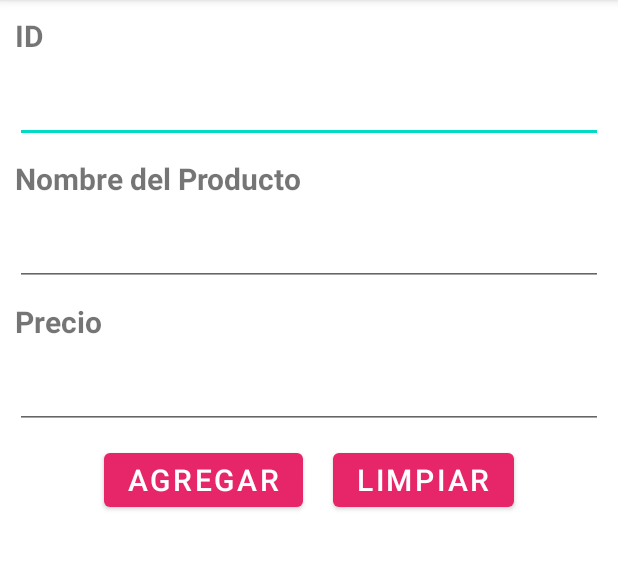
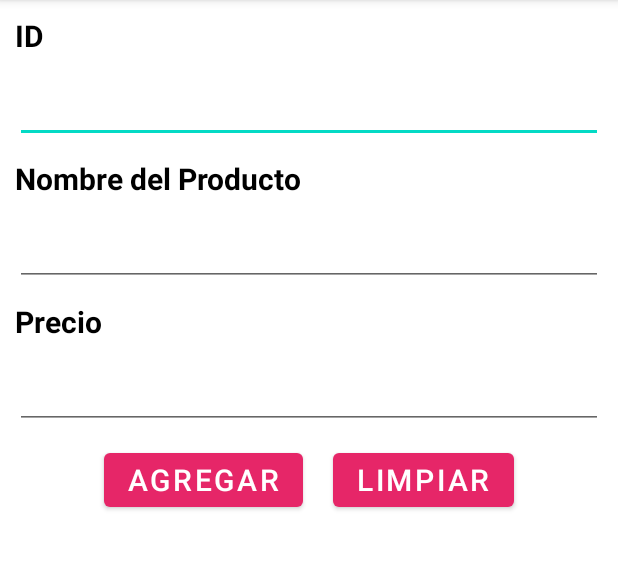
Before and after one commit to andreitaglz1/ListadoProd, an Android app: the screen it shows after launch (MainActivity), on a phone screen of 412 x 824 dp, the part 84-654 px from its top. Run offline under Robolectric (Android 15) with nearby library versions, the phone set to English and light mode, and no system bars.

Commit message:
Configuraciones de estilo

```diff
--- a/app/src/main/res/layout/activity_main.xml
+++ b/app/src/main/res/layout/activity_main.xml
@@ -18,7 +18,8 @@
         android:textStyle="bold"
         android:layout_marginTop="10dp"
         android:layout_marginLeft="10dp"
-        android:layout_marginRight="10dp"/>
+        android:layout_marginRight="10dp"
+        android:textColor="@color/black"/>
 
     <EditText
         android:id="@+id/etID"
@@ -29,7 +30,8 @@
         android:layout_marginTop="10dp"
         android:layout_marginLeft="10dp"
         android:layout_marginRight="10dp"
-        android:inputType="number"/>
+        android:inputType="number"
+        android:textColor="@color/black"/>
 
     <TextView
         android:id="@+id/tvNombre"
@@ -40,7 +42,8 @@
         android:textStyle="bold"
         android:layout_marginTop="10dp"
         android:layout_marginLeft="10dp"
-        android:layout_marginRight="10dp"/>
+        android:layout_marginRight="10dp"
+        android:textColor="@color/black"/>
 
     <EditText
         android:id="@+id/etNombreProd"
@@ -50,6 +53,7 @@
         android:layout_marginTop="10dp"
         android:layout_marginLeft="10dp"
         android:layout_marginRight="10dp"
+        android:textColor="@color/black"
         />
 
     <TextView
@@ -61,7 +65,8 @@
         android:textStyle="bold"
         android:layout_marginTop="10dp"
         android:layout_marginLeft="10dp"
-        android:layout_marginRight="10dp"/>
+        android:layout_marginRight="10dp"
+        android:textColor="@color/black"/>
 
     <EditText
         android:id="@+id/etPrecio"
@@ -71,7 +76,8 @@
         android:layout_marginTop="10dp"
         android:layout_marginLeft="10dp"
         android:layout_marginRight="10dp"
-        android:inputType="numberDecimal"/>
+        android:inputType="numberDecimal"
+        android:textColor="@color/black"/>
 
 <LinearLayout
     android:layout_width="match_parent"
--- a/app/src/main/res/values-night/themes.xml
+++ b/app/src/main/res/values-night/themes.xml
@@ -2,11 +2,11 @@
     <!-- Base application theme. -->
     <style name="Theme.ListadoProd" parent="Theme.MaterialComponents.DayNight.DarkActionBar">
         <!-- Primary brand color. -->
-        <item name="colorPrimary">@color/green_2</item>
-        <item name="colorPrimaryVariant">@color/purple_700</item>
-        <item name="colorOnPrimary">@color/black</item>
+        <item name="colorPrimary">@color/rosado_1</item>
+        <item name="colorPrimaryVariant">#0C87E6</item>
+        <item name="colorOnPrimary">@color/white</item>
         <!-- Secondary brand color. -->
-        <item name="colorSecondary">@color/teal_200</item>
+        <item name="colorSecondary">#027166</item>
         <item name="colorSecondaryVariant">@color/teal_200</item>
         <item name="colorOnSecondary">@color/black</item>
         <!-- Status bar color. -->
--- a/app/src/main/res/values/colors.xml
+++ b/app/src/main/res/values/colors.xml
@@ -1,7 +1,7 @@
 <?xml version="1.0" encoding="utf-8"?>
 <resources>
     <color name="purple_1">#EBCFFF</color>
-    <color name="green_1">#E62668</color>
+    <color name="rosado_1">#E62668</color>
     <color name="green_2">#28E483</color>
     <color name="purple_700">#50B0FA</color>
     <color name="teal_200">#FF03DAC5</color>
--- a/app/src/main/res/values/themes.xml
+++ b/app/src/main/res/values/themes.xml
@@ -2,7 +2,7 @@
     <!-- Base application theme. -->
     <style name="Theme.ListadoProd" parent="Theme.MaterialComponents.DayNight.DarkActionBar">
         <!-- Primary brand color. -->
-        <item name="colorPrimary">@color/green_1</item>
+        <item name="colorPrimary">@color/rosado_1</item>
         <item name="colorPrimaryVariant">@color/purple_700</item>
         <item name="colorOnPrimary">@color/white</item>
         <!-- Secondary brand color. -->
```
